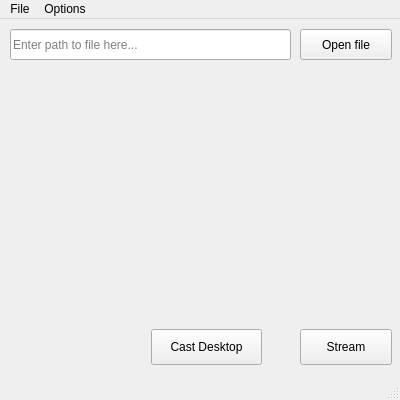
Qt form src/mainwindow.ui (Rafostar/castnow-gui) before a commit.
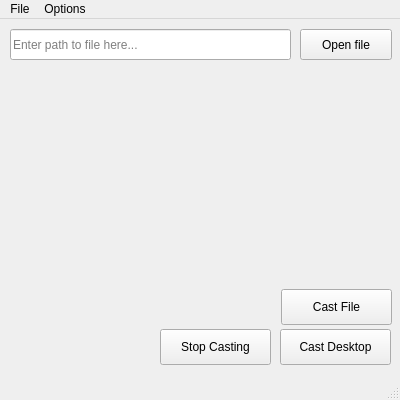
The same form after that commit.

Commit message: Added button for stopping streaming

```diff
--- a/src/mainwindow.ui
+++ b/src/mainwindow.ui
@@ -60,14 +60,14 @@
    <widget class="QPushButton" name="streamButton">
     <property name="geometry">
      <rect>
-      <x>300</x>
-      <y>310</y>
-      <width>92</width>
+      <x>281</x>
+      <y>270</y>
+      <width>111</width>
       <height>36</height>
      </rect>
     </property>
     <property name="text">
-     <string>Stream</string>
+     <string>Cast File</string>
     </property>
    </widget>
    <widget class="QLineEdit" name="insertFilePath">
@@ -89,7 +89,7 @@
    <widget class="QPushButton" name="castDesktopButton">
     <property name="geometry">
      <rect>
-      <x>151</x>
+      <x>280</x>
       <y>310</y>
       <width>111</width>
       <height>36</height>
@@ -99,6 +99,19 @@
      <string>Cast Desktop</string>
     </property>
    </widget>
+   <widget class="QPushButton" name="castDesktopStopButton">
+    <property name="geometry">
+     <rect>
+      <x>160</x>
+      <y>310</y>
+      <width>111</width>
+      <height>36</height>
+     </rect>
+    </property>
+    <property name="text">
+     <string>Stop Casting</string>
+    </property>
+   </widget>
   </widget>
   <widget class="QMenuBar" name="menuBar">
    <property name="geometry">
```
Left out of the diff: 2 changed lines with no effect on the pictures.
